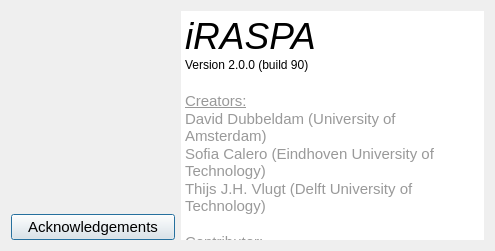
The window that iraspa/iraspagui/aboutdialog.ui (iRASPA/iRASPA-QT) describes before a commit, drawn with Qt 5.
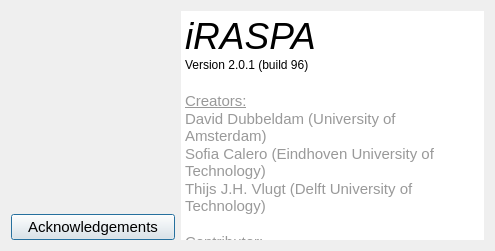
The same window after the commit. Icons and pictures are not drawn.

Diff of the .ui file:
```diff
--- a/iraspa/iraspagui/aboutdialog.ui
+++ b/iraspa/iraspagui/aboutdialog.ui
@@ -128,10 +128,10 @@
         <string>&lt;!DOCTYPE HTML PUBLIC &quot;-//W3C//DTD HTML 4.0//EN&quot; &quot;http://www.w3.org/TR/REC-html40/strict.dtd&quot;&gt;
 &lt;html&gt;&lt;head&gt;&lt;meta name=&quot;qrichtext&quot; content=&quot;1&quot; /&gt;&lt;style type=&quot;text/css&quot;&gt;
 p, li { white-space: pre-wrap; }
-&lt;/style&gt;&lt;/head&gt;&lt;body style=&quot; font-family:'MS Shell Dlg 2'; font-size:7.875pt; font-weight:400; font-style:normal;&quot;&gt;
+&lt;/style&gt;&lt;/head&gt;&lt;body style=&quot; font-family:'.AppleSystemUIFont'; font-size:13pt; font-weight:400; font-style:normal;&quot;&gt;
 &lt;p style=&quot; margin-top:0px; margin-bottom:0px; margin-left:0px; margin-right:0px; -qt-block-indent:0; text-indent:0px;&quot;&gt;&lt;span style=&quot; font-family:'.SF NS Text'; font-size:28pt; font-style:italic;&quot;&gt;iRASPA&lt;/span&gt;&lt;/p&gt;
-&lt;p style=&quot; margin-top:0px; margin-bottom:0px; margin-left:0px; margin-right:0px; -qt-block-indent:0; text-indent:0px;&quot;&gt;&lt;span style=&quot; font-family:'.SF NS Text'; font-size:9pt;&quot;&gt;Version 2.0.0 (build 90)&lt;/span&gt;&lt;/p&gt;
-&lt;p style=&quot;-qt-paragraph-type:empty; margin-top:0px; margin-bottom:0px; margin-left:0px; margin-right:0px; -qt-block-indent:0; text-indent:0px; font-family:'.SF NS Text'; font-size:13pt;&quot;&gt;&lt;br /&gt;&lt;/p&gt;
+&lt;p style=&quot; margin-top:0px; margin-bottom:0px; margin-left:0px; margin-right:0px; -qt-block-indent:0; text-indent:0px;&quot;&gt;&lt;span style=&quot; font-family:'.SF NS Text'; font-size:9pt;&quot;&gt;Version 2.0.1 (build 96)&lt;/span&gt;&lt;/p&gt;
+&lt;p style=&quot;-qt-paragraph-type:empty; margin-top:0px; margin-bottom:0px; margin-left:0px; margin-right:0px; -qt-block-indent:0; text-indent:0px; font-family:'.SF NS Text';&quot;&gt;&lt;br /&gt;&lt;/p&gt;
 &lt;p style=&quot; margin-top:0px; margin-bottom:0px; margin-left:0px; margin-right:0px; -qt-block-indent:0; text-indent:0px;&quot;&gt;&lt;span style=&quot; font-family:'.SF NS Text'; font-size:11pt; text-decoration: underline; color:#999999;&quot;&gt;Creators:&lt;/span&gt;&lt;/p&gt;
 &lt;p style=&quot; margin-top:0px; margin-bottom:0px; margin-left:0px; margin-right:0px; -qt-block-indent:0; text-indent:0px;&quot;&gt;&lt;span style=&quot; font-family:'.SF NS Text'; font-size:11pt; color:#999999;&quot;&gt;David Dubbeldam (University of Amsterdam)&lt;/span&gt;&lt;/p&gt;
 &lt;p style=&quot; margin-top:0px; margin-bottom:0px; margin-left:0px; margin-right:0px; -qt-block-indent:0; text-indent:0px;&quot;&gt;&lt;span style=&quot; font-family:'.SF NS Text'; font-size:11pt; color:#999999;&quot;&gt;Sofia Calero (Eindhoven University of Technology)&lt;/span&gt;&lt;/p&gt;
@@ -139,8 +139,8 @@
 &lt;p style=&quot;-qt-paragraph-type:empty; margin-top:0px; margin-bottom:0px; margin-left:0px; margin-right:0px; -qt-block-indent:0; text-indent:0px; font-family:'.SF NS Text'; font-size:11pt; color:#999999;&quot;&gt;&lt;br /&gt;&lt;/p&gt;
 &lt;p style=&quot; margin-top:0px; margin-bottom:0px; margin-left:0px; margin-right:0px; -qt-block-indent:0; text-indent:0px;&quot;&gt;&lt;span style=&quot; font-family:'.SF NS Text'; font-size:11pt; text-decoration: underline; color:#999999;&quot;&gt;Contributor:&lt;/span&gt;&lt;/p&gt;
 &lt;p style=&quot; margin-top:0px; margin-bottom:0px; margin-left:0px; margin-right:0px; -qt-block-indent:0; text-indent:0px;&quot;&gt;&lt;span style=&quot; font-family:'.SF NS Text'; font-size:11pt; color:#999999;&quot;&gt;Randall Q. Snurr (Northwestern University)&lt;/span&gt;&lt;/p&gt;
-&lt;p style=&quot;-qt-paragraph-type:empty; margin-top:0px; margin-bottom:0px; margin-left:0px; margin-right:0px; -qt-block-indent:0; text-indent:0px; font-family:'.SF NS Text'; font-size:13pt;&quot;&gt;&lt;br /&gt;&lt;/p&gt;
-&lt;p style=&quot; margin-top:0px; margin-bottom:0px; margin-left:0px; margin-right:0px; -qt-block-indent:0; text-indent:0px;&quot;&gt;&lt;a href=&quot;http://dx.doi.org/10.1080/08927022.2018.1426855&quot;&gt;&lt;span style=&quot; font-family:'.SF NS Text'; font-size:13pt; text-decoration: underline; color:#0000ff;&quot;&gt;Link to article&lt;/span&gt;&lt;/a&gt;&lt;/p&gt;&lt;/body&gt;&lt;/html&gt;</string>
+&lt;p style=&quot;-qt-paragraph-type:empty; margin-top:0px; margin-bottom:0px; margin-left:0px; margin-right:0px; -qt-block-indent:0; text-indent:0px; font-family:'.SF NS Text';&quot;&gt;&lt;br /&gt;&lt;/p&gt;
+&lt;p style=&quot; margin-top:0px; margin-bottom:0px; margin-left:0px; margin-right:0px; -qt-block-indent:0; text-indent:0px;&quot;&gt;&lt;a href=&quot;http://dx.doi.org/10.1080/08927022.2018.1426855&quot;&gt;&lt;span style=&quot; font-family:'.SF NS Text'; text-decoration: underline; color:#0000ff;&quot;&gt;Link to article&lt;/span&gt;&lt;/a&gt;&lt;/p&gt;&lt;/body&gt;&lt;/html&gt;</string>
        </property>
        <property name="textInteractionFlags">
         <set>Qt::TextBrowserInteraction</set>
```
